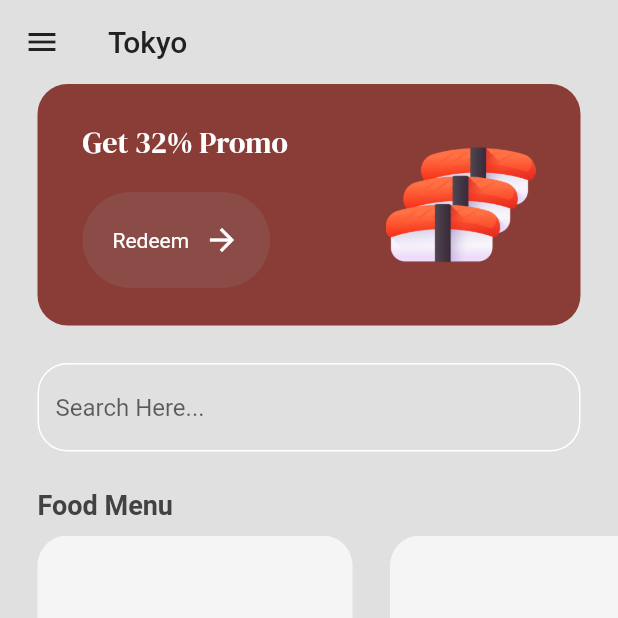
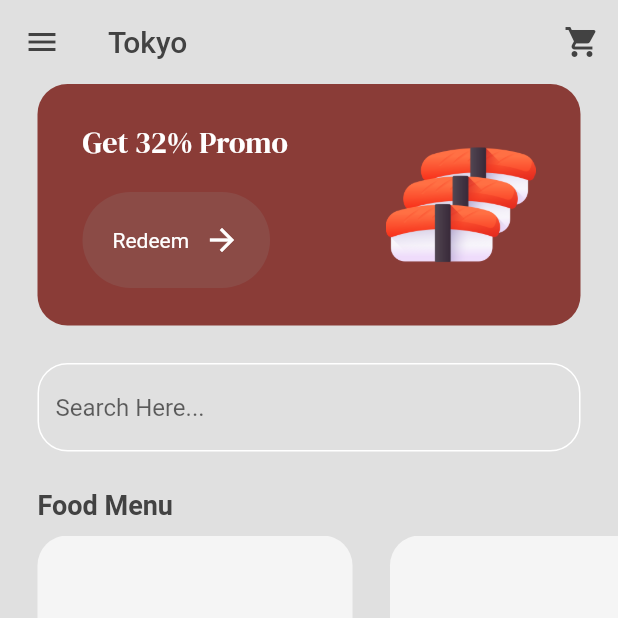
Before and after one commit to victor-imani/sushi_shop, a Flutter app: the screen it shows after launch, after a tap on "Get Started", on a phone screen of 412 x 824 dp, the top half of it. Run offline on Flutter 3.47's test engine with Material 2 defaults, Android fonts, the phone set to English and light mode, and no system bars; our stand-ins replace google_fonts.

Commit message:
Add to Cart

```diff
--- a/lib/main.dart
+++ b/lib/main.dart
@@ -1,9 +1,14 @@
 import 'package:flutter/material.dart';
+import 'package:provider/provider.dart';
+import 'package:sushi_shop/models/shop.dart';
+import 'package:sushi_shop/pages/cart_page.dart';
 import 'package:sushi_shop/pages/intro_page.dart';
 import 'package:sushi_shop/pages/menu_page.dart';
 
 void main() {
-  runApp(const MyApp());
+  runApp(ChangeNotifierProvider(
+    create: (context) => Shop(),
+    child: const MyApp()));
 }
 
 class MyApp extends StatelessWidget {
@@ -19,6 +24,7 @@ class MyApp extends StatelessWidget {
       routes: {
         '/intropage':(context) => const IntroPage(),
         '/menupage':(context) => const MenuPage(),
+        '/cartpage':(context) => const CartPage(),
       },
     );
   }
--- /dev/null
+++ b/lib/models/shop.dart
@@ -0,0 +1,39 @@
+import 'package:sushi_shop/models/food.dart';
+import 'package:flutter/material.dart';
+
+class Shop extends ChangeNotifier {
+  final List<Food> _foodMenu = [
+    Food(
+        name: "Salmon Sushi",
+        price: "21.00",
+        imagePath: "images/salmon_sushi.png",
+        rating: "4.9"),
+    Food(
+        name: "Tuna",
+        price: "23.00",
+        imagePath: "images/tuna.png",
+        rating: "4.3"),
+  ];
+
+  // customer cart
+  List<Food> _cart = [];
+
+  // getter nethods
+  List<Food> get foodMenu => _foodMenu;
+  List<Food> get cart => _cart;
+
+  // add to cart
+  void addToCart(Food foodItem, int quantity) {
+    for (int i = 0; i < quantity; i++) {
+      _cart.add(foodItem);
+    }
+    notifyListeners();
+  }
+
+  // remove from cart
+  void removeFromCart(Food food) {
+    _cart.remove(food);
+    notifyListeners();
+  }
+
+}
--- a/lib/pages/menu_page.dart
+++ b/lib/pages/menu_page.dart
@@ -1,8 +1,9 @@
 import 'package:flutter/material.dart';
 import 'package:google_fonts/google_fonts.dart';
+import 'package:provider/provider.dart';
 import 'package:sushi_shop/components/button.dart';
 import 'package:sushi_shop/components/food_tile.dart';
-import 'package:sushi_shop/models/food.dart';
+import 'package:sushi_shop/models/shop.dart';
 import 'package:sushi_shop/pages/food_details_page.dart';
 import 'package:sushi_shop/theme/colors.dart';
 
@@ -14,43 +15,46 @@ class MenuPage extends StatefulWidget {
 }
 
 class _MenuPageState extends State<MenuPage> {
-  // food menu
-
-  List foodMenu = [
-    Food(
-        name: "Salmon Sushi",
-        price: "21.00",
-        imagePath: "images/salmon_sushi.png",
-        rating: "4.9"),
-    Food(
-        name: "Tuna",
-        price: "23.00",
-        imagePath: "images/tuna.png",
-        rating: "4.3"),
-  ];
-
   // navigate to food item details
 
   void navigateToFoodDetails(int index) {
+    // get the shop and its menu
+
+    final shop = context.read<Shop>();
+    final foodMenu = shop.foodMenu;
     Navigator.push(
-        context, MaterialPageRoute(builder: (context) => FoodDetailsPage(food: foodMenu[index],)));
+        context,
+        MaterialPageRoute(
+            builder: (context) => FoodDetailsPage(
+                  food: foodMenu[index],
+                )));
   }
 
   @override
   Widget build(BuildContext context) {
+    final shop = context.read<Shop>();
+    final foodMenu = shop.foodMenu;
     return Scaffold(
       backgroundColor: Colors.grey.shade300,
       appBar: AppBar(
         backgroundColor: Colors.transparent,
+        foregroundColor: Colors.grey.shade800,
         elevation: 0,
-        leading: Icon(
+        leading: const Icon(
           Icons.menu,
-          color: Colors.grey.shade900,
         ),
-        title: Text(
+        title: const Text(
           'Tokyo',
-          style: TextStyle(color: Colors.grey.shade900),
         ),
+        actions: [
+          // cart button
+          IconButton(
+            onPressed: () {
+              Navigator.pushNamed(context, '/cartpage');
+            },
+            icon: const Icon(Icons.shopping_cart),
+          ),
+        ],
       ),
       body: Column(
         crossAxisAlignment: CrossAxisAlignment.start,
--- a/pubspec.yaml
+++ b/pubspec.yaml
@@ -36,7 +36,7 @@ dependencies:
   # Use with the CupertinoIcons class for iOS style icons.
   cupertino_icons: ^1.0.2
   google_fonts:
-
+  provider:
 dev_dependencies:
   flutter_test:
     sdk: flutter
```
Also changed, not shown: lib/pages/cart_page.dart (added, +81 -0 lines), lib/pages/food_details_page.dart (+41 -2 lines), pubspec.lock.
